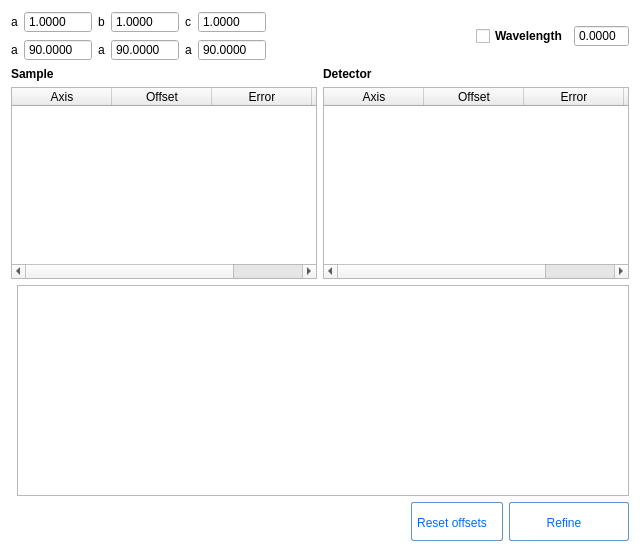
k61n/openhkl, file apps/nsxqt/ui/DialogRefineUnitCell.ui: the form before one commit.
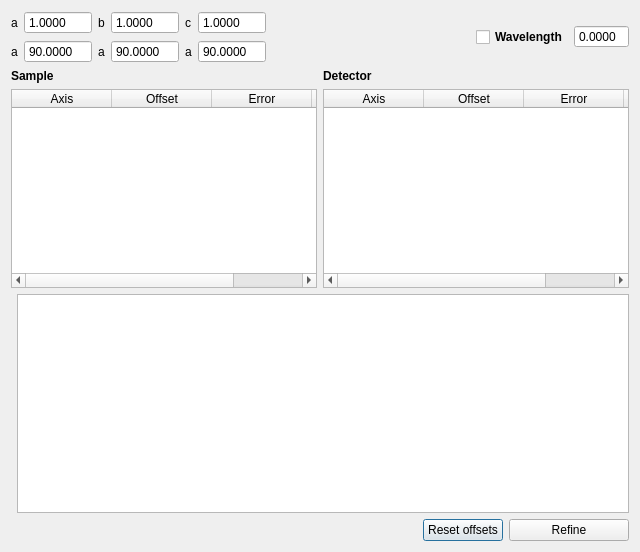
The form after the commit.

Commit message: update DialogRefineUnitCell; still WIP

What changed in the file:
```diff
--- a/apps/nsxqt/ui/DialogRefineUnitCell.ui
+++ b/apps/nsxqt/ui/DialogRefineUnitCell.ui
@@ -20,9 +20,7 @@
    <string>Unit-Cell refinement</string>
   </property>
   <property name="styleSheet">
-   <string notr="true">QDialog{
-background-color: white
-}</string>
+   <string notr="true"/>
   </property>
   <layout class="QGridLayout" name="gridLayout_3">
    <item row="0" column="0">
@@ -54,48 +52,7 @@
           </sizepolicy>
          </property>
          <property name="styleSheet">
-          <string notr="true">QPushButton:hover{
-        background: qlineargradient(x1 : 0, y1 : 0, x2 : 0, y2 :   1, stop :   0.0 #ffd9aa,
-                stop :   0.5 #ffbb6e, stop :   0.55 #feae42, stop :   1.0 #fedb74);
-}
-
-QPushButton {
-        border: 1px solid #6593cf;
-        border-radius: 2px;
-        padding: 5px 15px 2px 5px;
-        background: qlineargradient(x1 : 0, y1 : 0, x2 : 0, y2 :   1, stop :   0.0 #f5f9ff,
-                stop :   0.5 #c7dfff, stop :   0.55 #afd2ff, stop :   1.0 #c0dbff);
-        color: #006aff;
-        font: bold large &quot;Arial&quot;;
-        height: 30px;
-}
-
-
-
-
-QPushButton:pressed {
-        background: qlineargradient(x1 : 0, y1 : 0, x2 : 0, y2 :   1, stop :   0.0 #c0dbff,
-        stop :   0.5 #cfd26f, stop :   0.55 #c7df6f, stop :   1.0 #f5f9ff);
-        padding-top: 2px;
-        padding-left: 3px;
-
-}
-
-
-QPushButton:on {
-        background: qlineargradient(x1 : 0, y1 : 0, x2 : 0, y2 :   1, stop :   0.0 #5AA72D,
-        stop :   0.5 #B3E296, stop :   0.55 #B3E296, stop :   1.0 #f5f9ff);
-        padding-top: 2px;
-        padding-left: 3px;
-}
-
-QPushButton:disabled {
-        background: transparent #e5e9ee;
-        padding-top: 2px;        
-        padding-left: 3px;
-        color: black;
-}
-</string>
+          <string notr="true"/>
          </property>
          <property name="text">
           <string>Reset offsets</string>
@@ -123,48 +80,7 @@
           <string>&lt;html&gt;&lt;head/&gt;&lt;body&gt;&lt;p&gt;Refine Unit-Cell and diffractometer offsets.&lt;/p&gt;&lt;/body&gt;&lt;/html&gt;</string>
          </property>
          <property name="styleSheet">
-          <string notr="true">QPushButton:hover{
-        background: qlineargradient(x1 : 0, y1 : 0, x2 : 0, y2 :   1, stop :   0.0 #ffd9aa,
-                stop :   0.5 #ffbb6e, stop :   0.55 #feae42, stop :   1.0 #fedb74);
-}
-
-QPushButton {
-        border: 1px solid #6593cf;
-        border-radius: 2px;
-        padding: 5px 15px 2px 5px;
-        background: qlineargradient(x1 : 0, y1 : 0, x2 : 0, y2 :   1, stop :   0.0 #f5f9ff,
-                stop :   0.5 #c7dfff, stop :   0.55 #afd2ff, stop :   1.0 #c0dbff);
-        color: #006aff;
-        font: bold large &quot;Arial&quot;;
-        height: 30px;
-}
-
-
-
-
-QPushButton:pressed {
-        background: qlineargradient(x1 : 0, y1 : 0, x2 : 0, y2 :   1, stop :   0.0 #c0dbff,
-        stop :   0.5 #cfd26f, stop :   0.55 #c7df6f, stop :   1.0 #f5f9ff);
-        padding-top: 2px;
-        padding-left: 3px;
-
-}
-
-
-QPushButton:on {
-        background: qlineargradient(x1 : 0, y1 : 0, x2 : 0, y2 :   1, stop :   0.0 #5AA72D,
-        stop :   0.5 #B3E296, stop :   0.55 #B3E296, stop :   1.0 #f5f9ff);
-        padding-top: 2px;
-        padding-left: 3px;
-}
-
-QPushButton:disabled {
-        background: transparent #e5e9ee;
-        padding-top: 2px;        
-        padding-left: 3px;
-        color: black;
-}
-</string>
+          <string notr="true"/>
          </property>
          <property name="text">
           <string>Refine</string>
@@ -494,6 +410,9 @@
       <layout class="QHBoxLayout" name="horizontalLayout_5">
        <item>
         <widget class="QTextEdit" name="textEdit_Solution">
+         <property name="styleSheet">
+          <string notr="true"/>
+         </property>
          <property name="readOnly">
           <bool>true</bool>
          </property>
```
Left out of the diff: 10 changed lines with no effect on the pictures. The commit also changes 3 other files.
